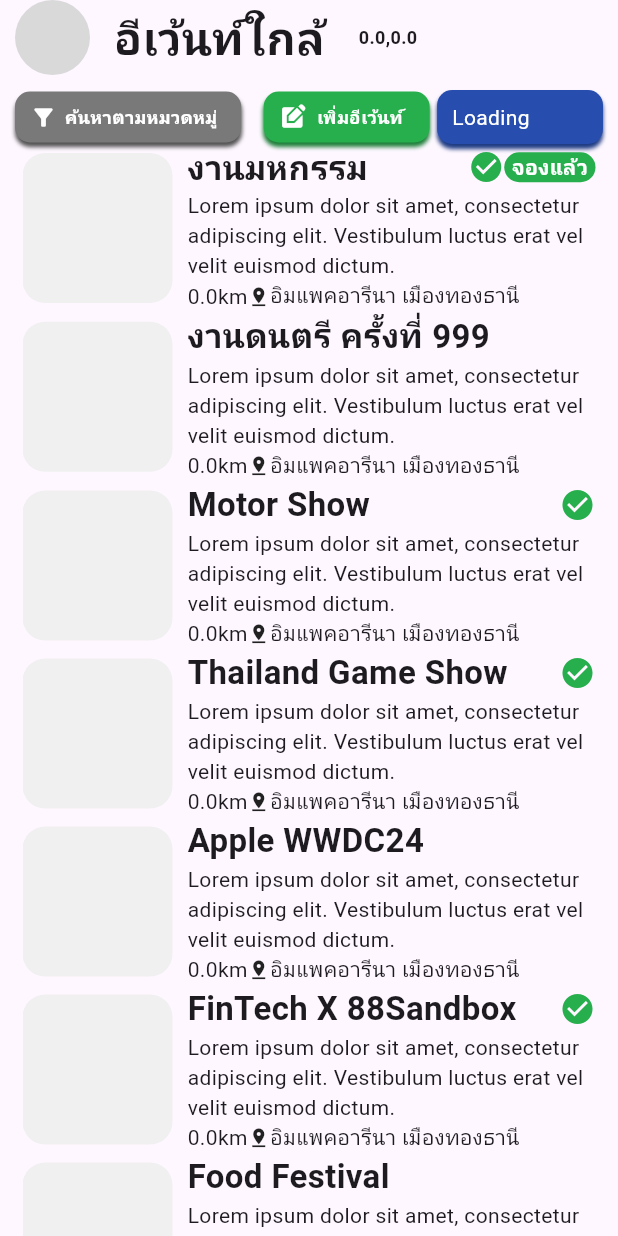
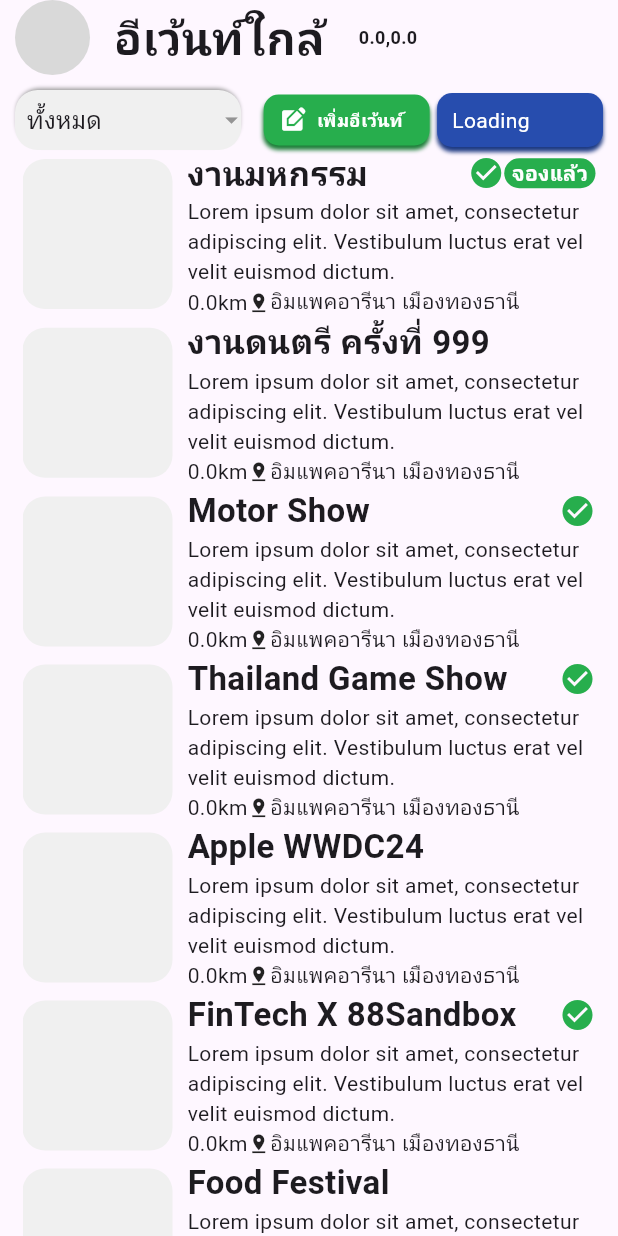
Before and after one commit to sorachatqq/my-event, a Flutter app: the HomeScreen screen opened by its route, on a phone screen of 412 x 824 dp. Run offline on Flutter 3.47's test engine with Material 3 defaults, Android fonts, the light colour scheme and no system bars; our stand-ins replace dio, easy_stepper, flutter_map, geolocator, get, go_router and 4 more; accounts and stored records are empty; Roboto replaces fonts that are missing (Athiti); statements that could not run were skipped.

Commit message:
feat: Add event `category` filter

```diff
--- /dev/null
+++ b/lib/pages/pages/home/components/select_event.dart
@@ -0,0 +1,57 @@
+import 'package:flutter/material.dart';
+
+class SelectFilter extends StatelessWidget {
+  const SelectFilter({
+    super.key,
+    required this.hintText,
+    required this.items,
+    required this.onChanged,
+    this.value,
+  });
+
+  final String hintText;
+  final List<String> items;
+  final String? value;
+  final Function(String?) onChanged;
+
+  @override
+  Widget build(BuildContext context) {
+    return Container(
+      decoration: const BoxDecoration(
+        color: Color(0xffF0F0F0),
+        borderRadius: BorderRadius.all(Radius.circular(15)),
+        boxShadow: [
+          BoxShadow(
+            color: Color(0xff949494),
+            blurRadius: 1.5,
+            spreadRadius: -1,
+            offset: Offset(0, -2),
+          ),
+        ],
+      ),
+      child: DropdownButtonHideUnderline(
+        child: DropdownButton(
+          isDense: true,
+          padding: const EdgeInsets.symmetric(vertical: 8, horizontal: 8),
+          icon: const Icon(
+            Icons.arrow_drop_down,
+            size: 20,
+            color: Color(0xff949494),
+          ),
+          items: items.map((String value) {
+            return DropdownMenuItem(
+              value: value,
+              child: Text(value),
+            );
+          }).toList(),
+          hint: Text(
+            hintText,
+            style: const TextStyle(fontSize: 16, color: Color(0xff949494)),
+          ),
+          onChanged: onChanged,
+          value: value,
+        )
+      ),
+    );
+  }
+}
--- a/lib/pages/pages/home/home_screen.dart
+++ b/lib/pages/pages/home/home_screen.dart
@@ -1,6 +1,7 @@
 import 'package:flutter/material.dart';
 import 'package:get/get.dart';
 import 'package:go_router/go_router.dart';
+import 'package:my_event_flutter/pages/pages/home/components/select_event.dart';
 import 'package:my_event_flutter/utils/mock/event.dart';
 import '../../../utils/models/model_event.dart';
 import '../../../utils/state/location_state.dart';
@@ -19,6 +20,7 @@ class _HomeScreenState extends State<HomeScreen> {
   bool _isLocationLoading = false;
   final ThemeState themeController = Get.put(ThemeState());
   final LocationState locationController = Get.put(LocationState());
+  String selectedCategory = 'ทั้งหมด';
 
   @override
   void initState() {
@@ -45,6 +47,19 @@ class _HomeScreenState extends State<HomeScreen> {
     setState(() {
       _isLocationLoading = false;
     });
+  }
+
+  List<EventWidget> getEvents () {
+    return events.where((element) =>
+      (
+        selectedCategory != null &&
+        selectedCategory != "ทั้งหมด" &&
+        element.category == selectedCategory
+      ) || selectedCategory == "ทั้งหมด"
+    ).map((e) => EventWidget(
+      event: e,
+      locationController: locationController,
+    )).toList();
   }
 
   @override
@@ -118,14 +133,30 @@ class _HomeScreenState extends State<HomeScreen> {
                     children: [
                       Expanded(
                         flex: 2,
-                        child: ButtonHome(
-                          icons: Icons.filter_alt,
-                          borderRadius: 10,
-                          bg: const Color(0xff797979),
-                          shadow: const Color.fromARGB(255, 82, 82, 82),
-                          text: 'ค้นหาตามหมวดหมู่',
-                          onTap: () {},
-                        ),
+                        // child: ButtonHome(
+                        //   icons: Icons.filter_alt,
+                        //   borderRadius: 10,
+                        //   bg: const Color(0xff797979),
+                        //   shadow: const Color.fromARGB(255, 82, 82, 82),
+                        //   text: 'ค้นหาตามหมวดหมู่',
+                        //   onTap: () {},
+                        // ),
+                        child: SelectFilter(
+                            hintText: 'ค้นหาตามหมวดหมู่',
+                            items: const ["ทั้งหมด"].toList() +
+                                (events
+                                    .where(
+                                        (element) => element.category != null)
+                                    .map((e) => e.category ?? 'Unknown')
+                                    .toSet()
+                                    .toList()),
+                            value: selectedCategory,
+                            onChanged: (value) {
+                              setState(() {
+                                selectedCategory = value ?? 'ทั้งหมด';
+                              });
+                              print('selected category: $value');
+                            }),
                       ),
                       const SizedBox(
                         width: 15,
@@ -184,15 +215,9 @@ class _HomeScreenState extends State<HomeScreen> {
                     constraints:
                         BoxConstraints(minHeight: constraints.maxHeight),
                     child: Column(
-                      crossAxisAlignment: CrossAxisAlignment.center,
-                      children: [
-                        for (int index = 0; index < events.length; index++)
-                          EventWidget(
-                            event: events[index],
-                            locationController: locationController,
-                          ),
-                      ],
-                    ),
+                        crossAxisAlignment: CrossAxisAlignment.center,
+                        children: getEvents(),
+                    )
                   )),
                 ),
               ),
--- a/lib/utils/mock/event.dart
+++ b/lib/utils/mock/event.dart
@@ -11,7 +11,8 @@ List<EventModel> events = [
         verify: true,
         booking: true,
         startedAt: '2019-07-08T10:37:28Z',
-        locationName: 'สวนลุมพินี'),
+        locationName: 'สวนลุมพินี',
+        category: "Book"),
     EventModel(
         id: "2",
         name: 'งานดนตรี ครั้งที่ 999',
@@ -20,7 +21,8 @@ List<EventModel> events = [
         verify: false,
         booking: false,
         startedAt: '2019-07-08T10:37:28Z',
-        locationName: 'สวนลุมพินี'),
+        locationName: 'สวนลุมพินี',
+        category: "Music"),
     EventModel(
         id: "3",
         name: 'Motor Show',
@@ -29,7 +31,8 @@ List<EventModel> events = [
         verify: true,
         booking: false,
         startedAt: '2019-07-08T10:37:28Z',
-        locationName: 'สวนลุมพินี'),
+        locationName: 'สวนลุมพินี',
+        category: "Car"),
     EventModel(
         id: "4",
         name: 'Thailand Game Show',
@@ -38,7 +41,8 @@ List<EventModel> events = [
         verify: true,
         booking: false,
         startedAt: '2019-07-08T10:37:28Z',
-        locationName: 'สวนลุมพินี'),
+        locationName: 'สวนลุมพินี',
+        category: "Game"),
     EventModel(
         id: "5",
         name: 'Apple WWDC24',
@@ -47,7 +51,8 @@ List<EventModel> events = [
         verify: false,
         booking: false,
         startedAt: '2019-07-08T10:37:28Z',
-        locationName: 'สวนลุมพินี'),
+        locationName: 'สวนลุมพินี',
+        category: "Tech"),
     EventModel(
         id: "6",
         name: 'FinTech X 88Sandbox',
@@ -56,7 +61,8 @@ List<EventModel> events = [
         verify: true,
         booking: false,
         startedAt: '2019-07-08T10:37:28Z',
-        locationName: 'สวนลุมพินี'),
+        locationName: 'สวนลุมพินี',
+        category: "Tech"),
     EventModel(
         id: "7",
         name: 'Food Festival',
@@ -65,5 +71,6 @@ List<EventModel> events = [
         verify: false,
         booking: false,
         startedAt: '2019-07-08T10:37:28Z',
-        locationName: 'สวนลุมพินี'),
+        locationName: 'สวนลุมพินี',
+        category: "Food"),
   ];
--- a/lib/utils/models/model_event.dart
+++ b/lib/utils/models/model_event.dart
@@ -14,6 +14,7 @@ class EventModel {
   final int? type;
   final String? startedAt;
   final String? locationName;
+  final String? category;
 
   EventModel({
     this.id,
@@ -28,6 +29,7 @@ class EventModel {
     this.type,
     this.startedAt,
     this.locationName,
+    this.category
   });
 
   factory EventModel.fromJson(Map json) {
@@ -47,6 +49,7 @@ class EventModel {
       age: age,
       type: item['type'],
       startedAt: item['started_at'],
+      category: item['category'],
     );
   }
 
@@ -65,5 +68,6 @@ class EventModel {
         "type": type,
         "started_at": startedAt,
         "location_name": locationName,
+        "category": category
       };
 }
```
